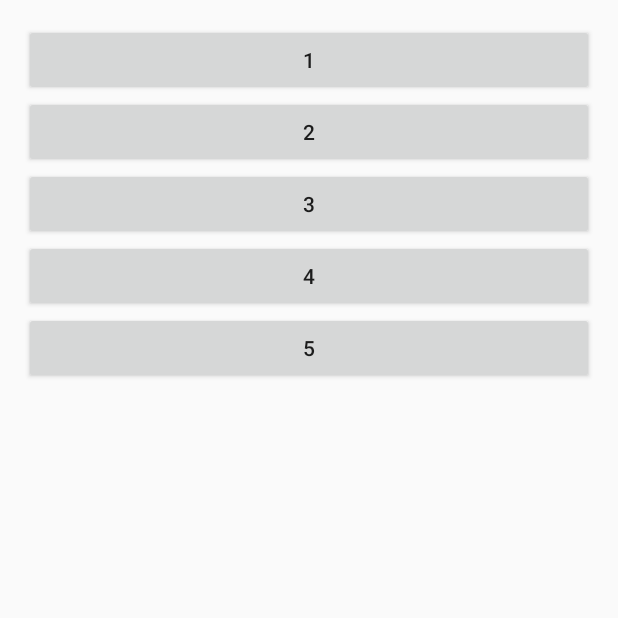
After one commit to TakuKobayashi/narcissing, an Android app: the SoundActivity screen opened directly, with no data from a screen before it, on a phone screen of 412 x 824 dp, the top half of it. The commit adds this screen. Run offline under Robolectric (Android 15) with nearby library versions, the phone set to English and light mode, and no system bars; our stand-ins replace ButterKnife.

Commit message:
Add Sound test activity

```diff
--- a/app/src/main/AndroidManifest.xml
+++ b/app/src/main/AndroidManifest.xml
@@ -19,6 +19,7 @@
             </intent-filter>
         </activity>
         <activity android:name=".CameraActivity" />
+        <activity android:name=".SoundActivity" />
     </application>
 
 </manifest>
--- a/app/src/main/java/sing/narcis/com/narcissing/MainActivity.java
+++ b/app/src/main/java/sing/narcis/com/narcissing/MainActivity.java
@@ -47,5 +47,10 @@ public class MainActivity extends AppCompatActivity {
         startActivity(intent);
     }
 
+    @OnClick(R.id.button2)
+    public void onClickButton2(View v) {
+        Intent intent = new Intent(this, SoundActivity.class);
+        startActivity(intent);
+    }
 
 }
--- /dev/null
+++ b/app/src/main/java/sing/narcis/com/narcissing/SoundActivity.java
@@ -0,0 +1,45 @@
+package sing.narcis.com.narcissing;
+
+import android.app.Activity;
+import android.os.Bundle;
+import android.view.View;
+import android.widget.Toast;
+
+import butterknife.ButterKnife;
+import butterknife.OnClick;
+
+public class SoundActivity extends Activity {
+    @Override
+    protected void onCreate(Bundle savedInstanceState) {
+        super.onCreate(savedInstanceState);
+        setContentView(R.layout.sound);
+        ButterKnife.bind(this);
+    }
+
+    @OnClick(R.id.sound1)
+    public void onClickSound1(View v) {
+        Toast.makeText(SoundActivity.this, "1", Toast.LENGTH_SHORT).show();
+    }
+
+    @OnClick(R.id.sound2)
+    public void onClickSound2(View v) {
+        Toast.makeText(SoundActivity.this, "2", Toast.LENGTH_SHORT).show();
+    }
+
+    @OnClick(R.id.sound3)
+    public void onClickSound3(View v) {
+        Toast.makeText(SoundActivity.this, "3", Toast.LENGTH_SHORT).show();
+    }
+
+    @OnClick(R.id.sound4)
+    public void onClickSound4(View v) {
+        Toast.makeText(SoundActivity.this, "4", Toast.LENGTH_SHORT).show();
+    }
+
+    @OnClick(R.id.sound5)
+    public void onClickSound5(View v) {
+        Toast.makeText(SoundActivity.this, "5", Toast.LENGTH_SHORT).show();
+    }
+
+
+}
--- a/app/src/main/res/layout/activity_main.xml
+++ b/app/src/main/res/layout/activity_main.xml
@@ -1,3 +1,4 @@
+<?xml version="1.0" encoding="utf-8"?>
 <RelativeLayout xmlns:android="http://schemas.android.com/apk/res/android"
                 xmlns:tools="http://schemas.android.com/tools"
                 android:layout_width="match_parent"
@@ -24,7 +25,7 @@
             android:id="@+id/button2"
             android:layout_width="match_parent"
             android:layout_height="wrap_content"
-            android:text="No Assign"/>
+            android:text="Sound Test"/>
 
         <Button
             android:id="@+id/button3"
--- /dev/null
+++ b/app/src/main/res/layout/sound.xml
@@ -0,0 +1,41 @@
+<?xml version="1.0" encoding="utf-8"?>
+<LinearLayout
+    xmlns:android="http://schemas.android.com/apk/res/android"
+    xmlns:tools="http://schemas.android.com/tools"
+    android:layout_width="match_parent"
+    android:layout_height="match_parent"
+    android:orientation="vertical"
+    android:padding="16dp"
+    tools:context=".MainActivity">
+
+    <Button
+        android:id="@+id/sound1"
+        android:layout_width="match_parent"
+        android:layout_height="wrap_content"
+        android:text="1"/>
+
+    <Button
+        android:id="@+id/sound2"
+        android:layout_width="match_parent"
+        android:layout_height="wrap_content"
+        android:text="2"/>
+
+    <Button
+        android:id="@+id/sound3"
+        android:layout_width="match_parent"
+        android:layout_height="wrap_content"
+        android:text="3"/>
+
+    <Button
+        android:id="@+id/sound4"
+        android:layout_width="match_parent"
+        android:layout_height="wrap_content"
+        android:text="4"/>
+
+    <Button
+        android:id="@+id/sound5"
+        android:layout_width="match_parent"
+        android:layout_height="wrap_content"
+        android:text="5"/>
+
+</LinearLayout>
```
